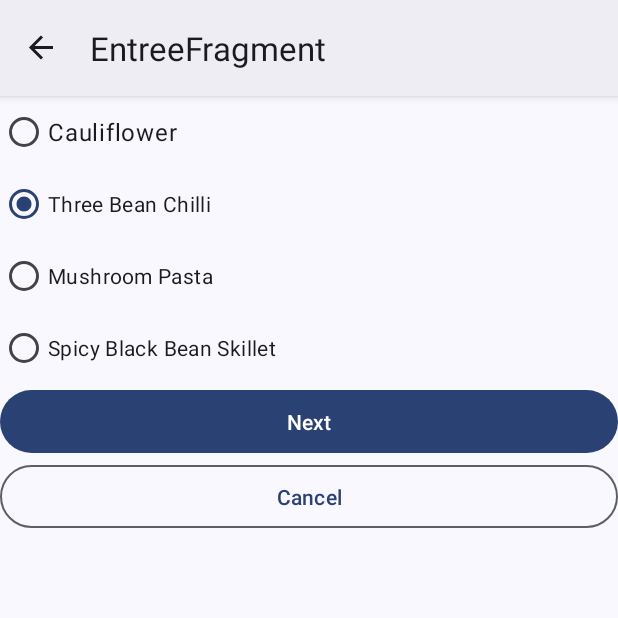
After one commit to nijuyonkadesu/smol_Lunch_Tray, an Android app: the EntreeFragment screen opened through its navigation route, on a phone screen of 412 x 824 dp, the top half of it. The commit adds this screen. Run offline under Robolectric (Android 15) with nearby library versions, the phone set to English and light mode, and no system bars; our stand-ins replace data binding, navigation-ui.

Commit message:
entree page navigation

```diff
--- /dev/null
+++ b/app/src/main/java/com/njk/smollunchtray/EntreeFragment.kt
@@ -0,0 +1,26 @@
+package com.njk.smollunchtray
+
+import android.os.Bundle
+import android.view.LayoutInflater
+import android.view.View
+import android.view.ViewGroup
+import androidx.fragment.app.Fragment
+import com.njk.smollunchtray.databinding.FragmentEntreeBinding
+
+class EntreeFragment: Fragment() {
+    private var binding: FragmentEntreeBinding? = null
+
+    override fun onCreateView(
+        inflater: LayoutInflater,
+        container: ViewGroup?,
+        savedInstanceState: Bundle?
+    ): View {
+        binding = FragmentEntreeBinding.inflate(layoutInflater)
+        return binding!!.root
+    }
+
+    override fun onDestroyView() {
+        super.onDestroyView()
+        binding = null
+    }
+}
--- a/app/src/main/java/com/njk/smollunchtray/StartPageFragment.kt
+++ b/app/src/main/java/com/njk/smollunchtray/StartPageFragment.kt
@@ -5,10 +5,12 @@ import android.view.LayoutInflater
 import android.view.View
 import android.view.ViewGroup
 import androidx.fragment.app.Fragment
+import androidx.navigation.fragment.findNavController
 import com.njk.smollunchtray.databinding.FragmentStartPageBinding
 
 class StartPageFragment: Fragment() {
-    var binding: FragmentStartPageBinding? = null
+    private var binding: FragmentStartPageBinding? = null
+//    val sharedViewModel: LunchViewModel by activityViewModels()
 
     override fun onCreateView(
         inflater: LayoutInflater,
@@ -20,8 +22,17 @@ class StartPageFragment: Fragment() {
         return binding!!.root
     }
 
+    override fun onViewCreated(view: View, savedInstanceState: Bundle?) {
+        super.onViewCreated(view, savedInstanceState)
+        binding?.startPageFragment = this
+    }
+
     override fun onDestroyView() {
         super.onDestroyView()
         binding = null
     }
+
+    fun nextPage(){
+        findNavController().navigate(R.id.action_startPageFragment_to_entreeFragment)
+    }
 }
--- /dev/null
+++ b/app/src/main/java/com/njk/smollunchtray/model/LunchViewModel.kt
@@ -0,0 +1,7 @@
+package com.njk.smollunchtray.model
+
+import androidx.lifecycle.ViewModel
+
+class LunchViewModel: ViewModel() {
+    // TODO: figure out variable needed
+}
--- /dev/null
+++ b/app/src/main/res/layout/fragment_entree.xml
@@ -0,0 +1,75 @@
+<?xml version="1.0" encoding="utf-8"?>
+<layout xmlns:android="http://schemas.android.com/apk/res/android"
+    xmlns:app="http://schemas.android.com/apk/res-auto"
+    xmlns:tools="http://schemas.android.com/tools">
+
+    <data>
+<!--TODO(side dish reference)-->
+    </data>
+
+    <androidx.constraintlayout.widget.ConstraintLayout
+        android:layout_width="match_parent"
+        android:layout_height="match_parent"
+        tools:context=".EntreeFragment">
+
+        <ScrollView
+            android:layout_width="match_parent"
+            android:layout_height="match_parent">
+            <LinearLayout
+                android:orientation="vertical"
+                android:layout_width="match_parent"
+                android:layout_height="wrap_content">
+                <RadioGroup
+                    android:id="@+id/radioGroup"
+                    android:checkedButton="@+id/radio_button_2"
+                    android:layout_width="match_parent"
+                    android:layout_height="wrap_content">
+
+                    <RadioButton
+                        style="@style/RadioTextBig"
+                        tools:text="Cauliflower"
+                        android:text="@string/cauliflower"
+
+                        android:id="@+id/radio_button_1"
+                        android:layout_height="wrap_content"
+                        android:layout_width="wrap_content"/>
+
+                    <RadioButton
+                        tools:text="bean"
+                        android:text="@string/bean"
+                        android:id="@+id/radio_button_2"
+                        android:layout_height="wrap_content"
+                        android:layout_width="wrap_content"/>
+
+                    <RadioButton
+                        tools:text="pasta"
+                        android:text="@string/pasta"
+                        android:id="@+id/radio_button_3"
+                        android:layout_height="wrap_content"
+                        android:layout_width="wrap_content"/>
+
+                    <RadioButton
+                        tools:text="skillet"
+                        android:text="@string/skillet"
+                        android:id="@+id/radio_button_4"
+                        android:layout_height="wrap_content"
+                        android:layout_width="wrap_content"/>
+
+                </RadioGroup>
+                <Button
+                    android:id="@+id/next_btn"
+                    android:layout_width="match_parent"
+                    android:layout_height="50dp"
+                    android:text="@string/next_btn"
+                    app:layout_constraintEnd_toEndOf="parent"/>
+                <Button
+                    style="?attr/materialButtonOutlinedStyle"
+                    android:id="@+id/cancel_btn"
+                    android:layout_width="match_parent"
+                    android:layout_height="50dp"
+                    android:text="@string/cancel_btn"
+                    app:layout_constraintEnd_toEndOf="parent"/>
+            </LinearLayout>
+        </ScrollView>
+    </androidx.constraintlayout.widget.ConstraintLayout>
+</layout>
--- a/app/src/main/res/layout/fragment_start_page.xml
+++ b/app/src/main/res/layout/fragment_start_page.xml
@@ -1,10 +1,19 @@
 <?xml version="1.0" encoding="utf-8"?>
-<androidx.constraintlayout.widget.ConstraintLayout xmlns:android="http://schemas.android.com/apk/res/android"
+<layout xmlns:android="http://schemas.android.com/apk/res/android"
     xmlns:app="http://schemas.android.com/apk/res-auto"
-    xmlns:tools="http://schemas.android.com/tools"
+    xmlns:tools="http://schemas.android.com/tools">
+
+    <data>
+        <variable
+            name="startPageFragment"
+            type="com.njk.smollunchtray.StartPageFragment" />
+    </data>
+
+    <androidx.constraintlayout.widget.ConstraintLayout
         android:layout_width="match_parent"
         android:layout_height="match_parent"
         tools:context=".StartPageFragment">
+
         <ImageView
             android:layout_width="200dp"
             android:layout_height="200dp"
@@ -14,10 +23,11 @@
             app:layout_constraintStart_toStartOf="parent"
             app:layout_constraintTop_toTopOf="parent"
             android:src="@drawable/box_lunch"
-        app:layout_constraintVertical_bias="0.40"/>
+            app:layout_constraintVertical_bias="0.40" />
 
         <Button
             android:id="@+id/start_button"
+            android:onClick="@{() -> startPageFragment.nextPage()}"
             android:layout_width="200dp"
             android:layout_height="0dp"
             app:layout_constraintEnd_toEndOf="@+id/lunch_box"
@@ -27,3 +37,4 @@
             app:layout_constraintTop_toBottomOf="@+id/lunch_box" />
 
     </androidx.constraintlayout.widget.ConstraintLayout>
+</layout>
--- a/app/src/main/res/navigation/nav_graph.xml
+++ b/app/src/main/res/navigation/nav_graph.xml
@@ -6,5 +6,13 @@
     <fragment
         android:id="@+id/startPageFragment"
         android:name="com.njk.smollunchtray.StartPageFragment"
-        android:label="StartPageFragment" />
+        android:label="StartPageFragment" >
+        <action
+            android:id="@+id/action_startPageFragment_to_entreeFragment"
+            app:destination="@id/entreeFragment" />
+    </fragment>
+    <fragment
+        android:id="@+id/entreeFragment"
+        android:name="com.njk.smollunchtray.EntreeFragment"
+        android:label="EntreeFragment" />
 </navigation>
--- a/app/src/main/res/values/strings.xml
+++ b/app/src/main/res/values/strings.xml
@@ -7,4 +7,6 @@
     <string name="skillet">Spicy Black Bean Skillet</string>
 
     <string name="hello_blank_fragment">Hello blank fragment</string>
+    <string name="next_btn">Next</string>
+    <string name="cancel_btn">Cancel</string>
 </resources>
--- /dev/null
+++ b/app/src/main/res/values/styles.xml
@@ -0,0 +1,6 @@
+<?xml version="1.0" encoding="utf-8"?>
+<resources>
+    <style name="RadioTextBig" parent="Theme.SmolLunchTray">
+        <item name="android:textAppearance">?attr/textAppearanceBody1</item>
+    </style>
+</resources>
```
Lines whose indentation alone changed are shown as unchanged.
